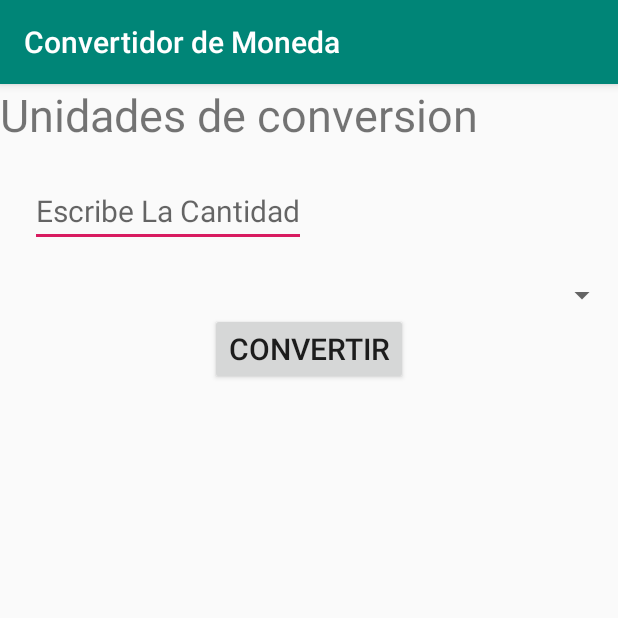
After one commit to Mochafer/Proyecto_Individual, an Android app: the Temperatura screen opened directly, with no data from a screen before it, on a phone screen of 412 x 824 dp, the top half of it. The commit adds this screen. Run offline under Robolectric (Android 15) with nearby library versions, the phone set to English and light mode, and no system bars.

Commit message:
Agregando Boton y Spin para la conversion

```diff
--- a/app/src/main/AndroidManifest.xml
+++ b/app/src/main/AndroidManifest.xml
@@ -16,6 +16,7 @@
                 <category android:name="android.intent.category.LAUNCHER" />
             </intent-filter>
         </activity>
+        <activity android:name=".Temperatura"></activity>
     </application>
 
 </manifest>
--- /dev/null
+++ b/app/src/main/java/com/example/joell/convertidordemoneda/Temperatura.java
@@ -0,0 +1,13 @@
+package com.example.joell.convertidordemoneda;
+
+import android.support.v7.app.AppCompatActivity;
+import android.os.Bundle;
+
+public class Temperatura extends AppCompatActivity {
+
+    @Override
+    protected void onCreate(Bundle savedInstanceState) {
+        super.onCreate(savedInstanceState);
+        setContentView(R.layout.activity_temperatura);
+    }
+}
--- /dev/null
+++ b/app/src/main/res/layout/activity_temperatura.xml
@@ -0,0 +1,44 @@
+<?xml version="1.0" encoding="utf-8"?>
+<LinearLayout xmlns:android="http://schemas.android.com/apk/res/android"
+    xmlns:app="http://schemas.android.com/apk/res-auto"
+    xmlns:tools="http://schemas.android.com/tools"
+    android:layout_width="match_parent"
+    android:layout_height="match_parent"
+    android:orientation="vertical"
+    tools:context=".Temperatura">
+
+    <TextView
+        android:layout_width="match_parent"
+        android:layout_height="wrap_content"
+        android:text="Unidades de conversion"
+        android:textSize="30dp"/>
+
+    <EditText
+        android:layout_width="wrap_content"
+        android:layout_height="wrap_content"
+        android:hint="Escribe La Cantidad"
+        android:layout_margin="20dp"
+        android:textSize="20dp"
+        android:inputType="numberDecimal"
+        android:id="@+id/cant"/>
+
+    <Spinner
+        android:layout_width="match_parent"
+        android:layout_height="wrap_content"
+        android:id="@+id/spinla"/>
+
+    <Button
+        android:layout_width="wrap_content"
+        android:layout_height="wrap_content"
+        android:text="Convertir"
+        android:layout_gravity="center"
+        android:textSize="20dp"
+        android:id="@+id/btnItem"/>
+
+    <TextView
+        android:layout_width="match_parent"
+        android:layout_height="wrap_content"
+        android:textSize="20dp"
+        android:id="@+id/Resu"
+        />
+</LinearLayout>
```
Also changed, not shown: app/src/main/java/com/example/joell/convertidordemoneda/MainActivity.java (+16 -0 lines), app/src/main/res/layout/activity_main.xml (+14 -7 lines).
